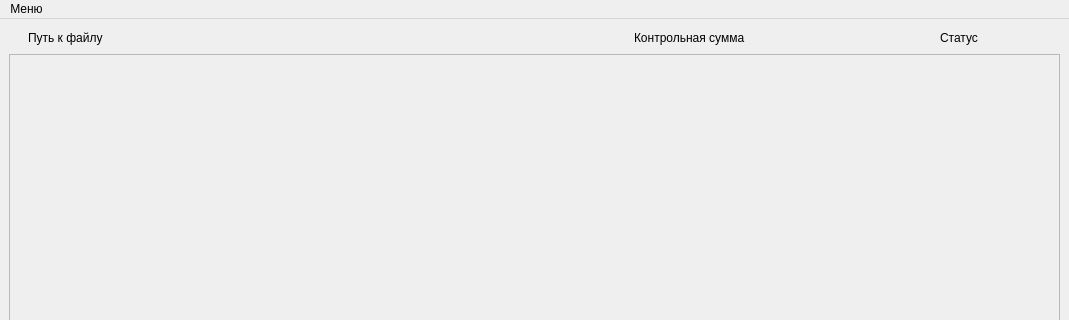
The window that FileChecker/mainwindow.ui (DizelforClaSS/FileChecker) describes before a commit, drawn with Qt 5; both pictures show x 0 to 1069 and y 0 to 320 of the 1069 by 610 pixel window.
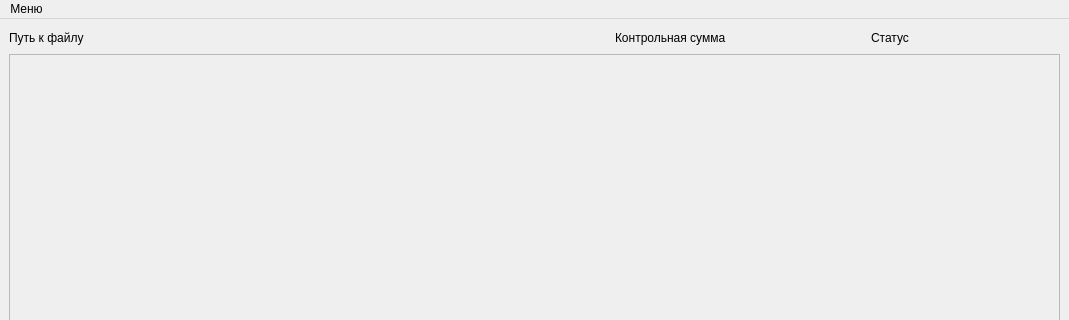
The same window after the commit.

```diff
--- a/FileChecker/mainwindow.ui
+++ b/FileChecker/mainwindow.ui
@@ -87,19 +87,6 @@
      <layout class="QVBoxLayout" name="verticalLayout">
       <item>
        <layout class="QHBoxLayout" name="horizontalLayout_3">
-        <item>
-         <spacer name="horizontalSpacer_3">
-          <property name="orientation">
-           <enum>Qt::Horizontal</enum>
-          </property>
-          <property name="sizeHint" stdset="0">
-           <size>
-            <width>40</width>
-            <height>20</height>
-           </size>
-          </property>
-         </spacer>
-        </item>
         <item>
          <widget class="QLabel" name="pathLabel">
           <property name="minimumSize">
@@ -123,7 +110,7 @@
          <widget class="QLabel" name="checksummLabel">
           <property name="minimumSize">
            <size>
-            <width>300</width>
+            <width>250</width>
             <height>0</height>
            </size>
           </property>
@@ -142,13 +129,13 @@
          <widget class="QLabel" name="statusLabel">
           <property name="minimumSize">
            <size>
-            <width>100</width>
+            <width>130</width>
             <height>0</height>
            </size>
           </property>
           <property name="maximumSize">
            <size>
-            <width>100</width>
+            <width>130</width>
             <height>30</height>
            </size>
           </property>
```
